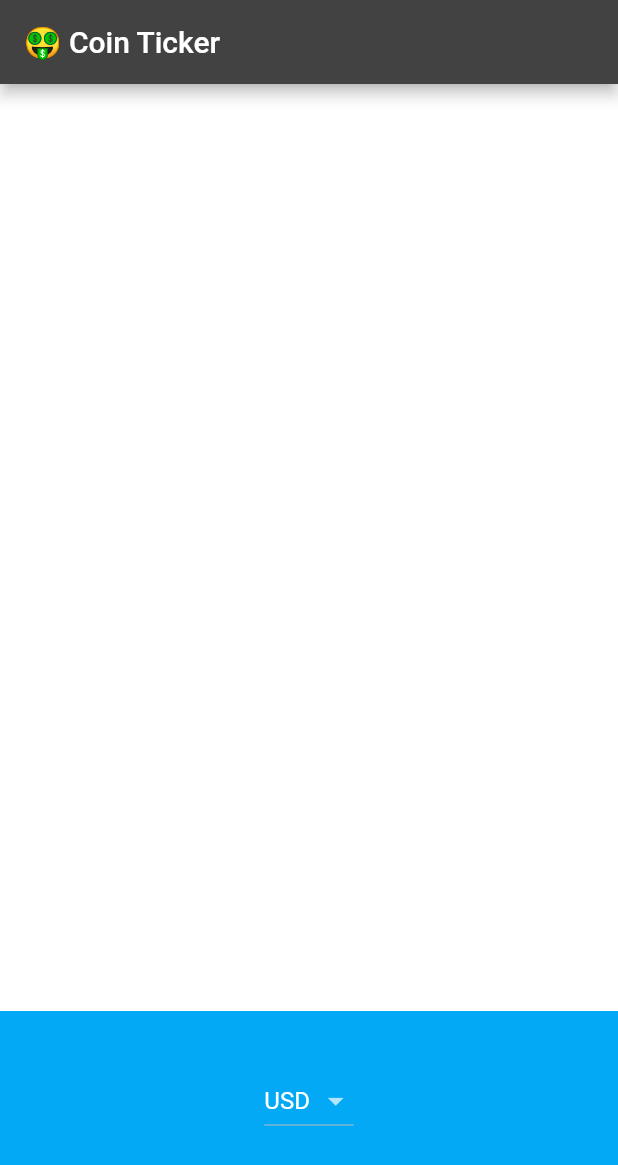
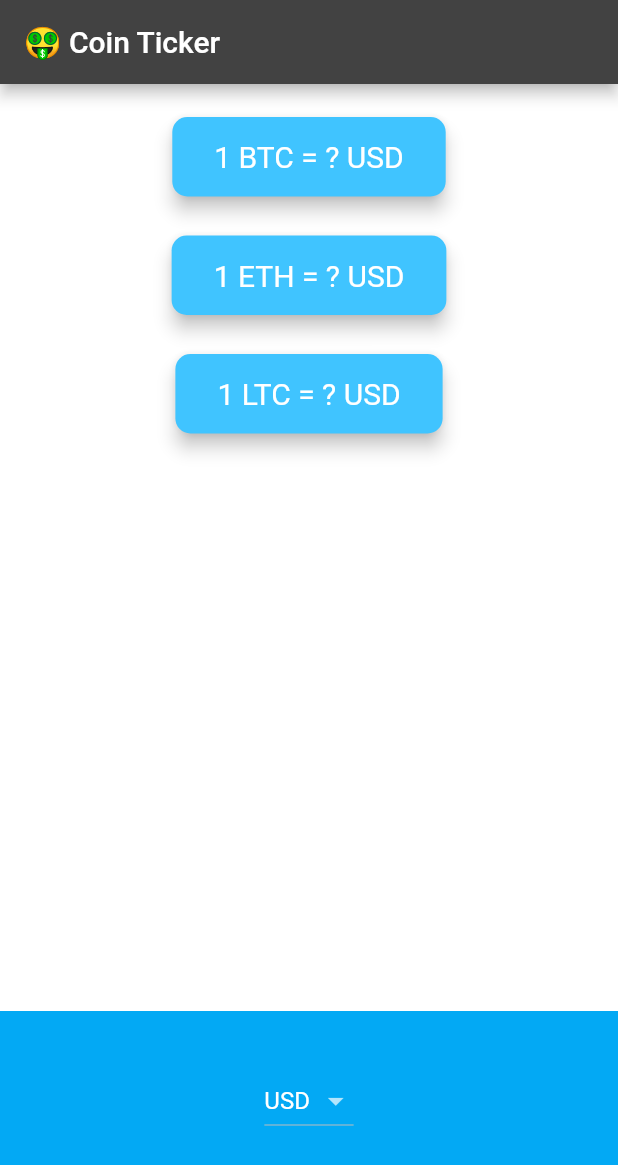
Before and after one commit to sachinNishalka/CryptoCurrency-Price-Tracker-Flutter, a Flutter app: the screen it shows after launch, on a phone screen of 412 x 824 dp. Shown: the top 1165 px of the screen. Run offline on Flutter 3.47's test engine with Material 2 defaults, Android fonts, the phone set to English and light mode, and no system bars; network calls fail.

Commit message:
created up to the widgets to display data

```diff
--- a/lib/price_screen.dart
+++ b/lib/price_screen.dart
@@ -11,6 +11,7 @@ class _PriceScreenState extends State<PriceScreen> {
 // variables
   String selectedValue = 'USD';
   String? bitCoinValue = '?';
+  bool isWaiting = false;
 // getting values for dropdown
   List<DropdownMenuItem<String>> getSelectValues() {
     List<DropdownMenuItem<String>> valueList = [];
@@ -39,6 +40,25 @@ class _PriceScreenState extends State<PriceScreen> {
     }
   }
 
+
+  // function to create list of crypto cards
+
+  Column cryptoCards(){
+    List <cryptoWidget> cryptoWidgetList= [];
+    for(String cryptoCyrrencyType in cryptoList){
+      cryptoWidget oneCryptoCard = cryptoWidget(value: isWaiting ? '?' : bitCoinValue.toString(),cryptoCurrency: cryptoCyrrencyType, selectedCurrency: selectedValue, );
+
+      cryptoWidgetList.add(oneCryptoCard);
+    }
+
+    return Column(children: cryptoWidgetList,);
+  }
+
+
+
+
+
+
   @override
   void InitState() {
     super.initState();
@@ -56,9 +76,7 @@ class _PriceScreenState extends State<PriceScreen> {
         mainAxisAlignment: MainAxisAlignment.spaceBetween,
         crossAxisAlignment: CrossAxisAlignment.stretch,
         children: <Widget>[
-          Column(
-            children: [],
-          ),
+         cryptoCards(),
           Container(
             height: 150.0,
             alignment: Alignment.center,
@@ -104,7 +122,7 @@ class cryptoWidget extends StatelessWidget {
         child: Padding(
           padding: EdgeInsets.symmetric(vertical: 15.0, horizontal: 28.0),
           child: Text(
-            '1 $cryptoCurrency = $cryptoCurrency $selectedCurrency',
+            '1 $cryptoCurrency = $value $selectedCurrency',
             textAlign: TextAlign.center,
             style: TextStyle(
               fontSize: 20.0,
```
